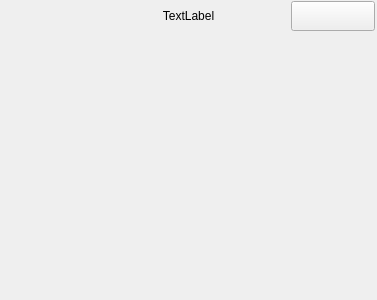
levirumm/MyCalendar, file app/gui/layout/calendar_cell.ui: the form before one commit.
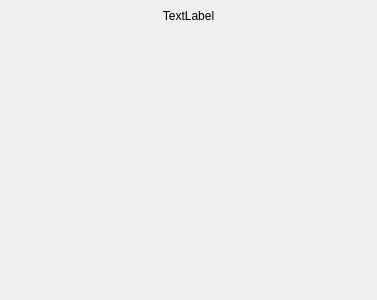
The form after the commit.

Commit message: Added see more events button to calendar cells. Restricted events displayed in a cell. Changed due exam selection logic

```diff
--- a/app/gui/layout/calendar_cell.ui
+++ b/app/gui/layout/calendar_cell.ui
@@ -121,35 +121,6 @@
          <property name="bottomMargin">
           <number>0</number>
          </property>
-         <item>
-          <spacer name="horizontalSpacer">
-           <property name="orientation">
-            <enum>Qt::Horizontal</enum>
-           </property>
-           <property name="sizeHint" stdset="0">
-            <size>
-             <width>40</width>
-             <height>20</height>
-            </size>
-           </property>
-          </spacer>
-         </item>
-         <item>
-          <widget class="QPushButton" name="see_more_events_button">
-           <property name="sizePolicy">
-            <sizepolicy hsizetype="Ignored" vsizetype="Preferred">
-             <horstretch>1</horstretch>
-             <verstretch>0</verstretch>
-            </sizepolicy>
-           </property>
-           <property name="cursor">
-            <cursorShape>PointingHandCursor</cursorShape>
-           </property>
-           <property name="text">
-            <string/>
-           </property>
-          </widget>
-         </item>
         </layout>
        </widget>
       </item>
```
Left out of the diff: 3 changed lines with no effect on the pictures. The commit also changes 12 other files.
